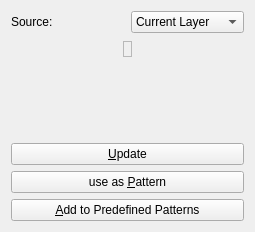
Old version of the form krita/ui/forms/wdgcustompattern.ui in the repository KDE/krita.
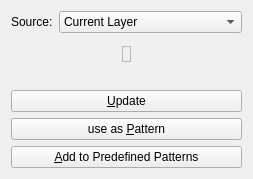
New version of the form.

Commit message: Changed the UI which contains labels and textfields into QFormLayout to set alignment issues

What changed in the file:
```diff
--- a/krita/ui/forms/wdgcustompattern.ui
+++ b/krita/ui/forms/wdgcustompattern.ui
@@ -6,24 +6,21 @@
    <rect>
     <x>0</x>
     <y>0</y>
-    <width>255</width>
-    <height>232</height>
+    <width>253</width>
+    <height>179</height>
    </rect>
   </property>
-  <layout class="QVBoxLayout">
+  <layout class="QVBoxLayout" name="verticalLayout">
    <item>
-    <layout class="QHBoxLayout">
-     <property name="margin">
-      <number>0</number>
-     </property>
-     <item>
+    <layout class="QFormLayout" name="formLayout">
+     <item row="0" column="0">
       <widget class="QLabel" name="textLabel1">
        <property name="text">
         <string>Source:</string>
        </property>
       </widget>
      </item>
-     <item>
+     <item row="0" column="1">
       <widget class="QComboBox" name="cmbSource">
        <property name="enabled">
         <bool>true</bool>
```
The commit also changes 91 other files.
